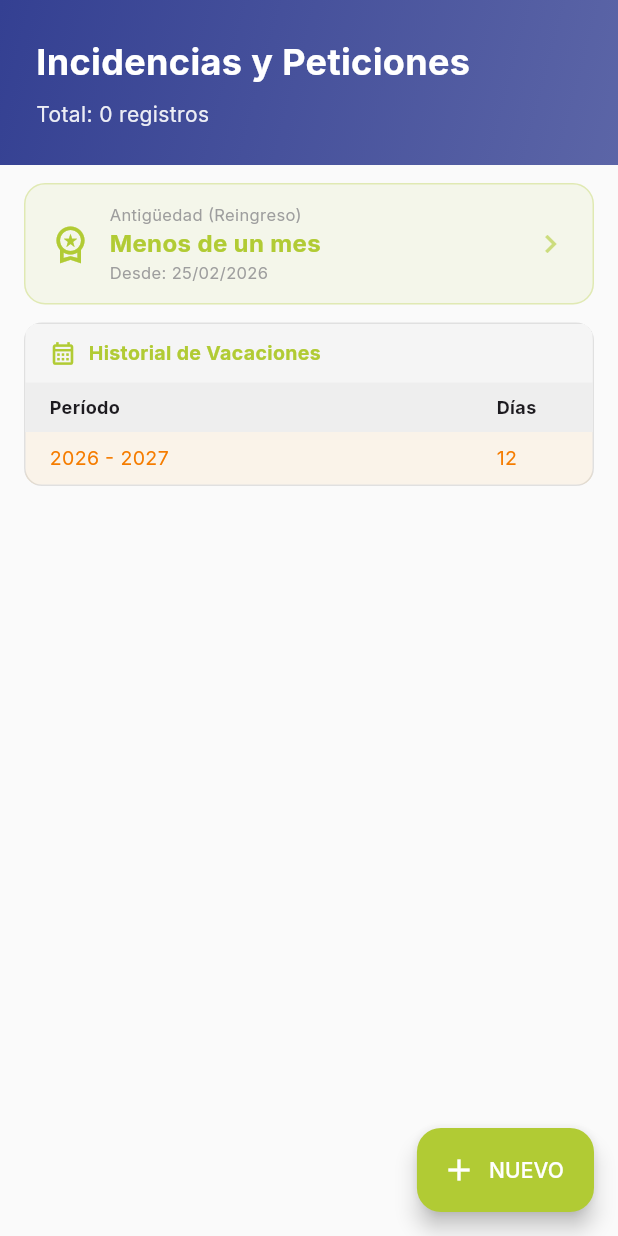
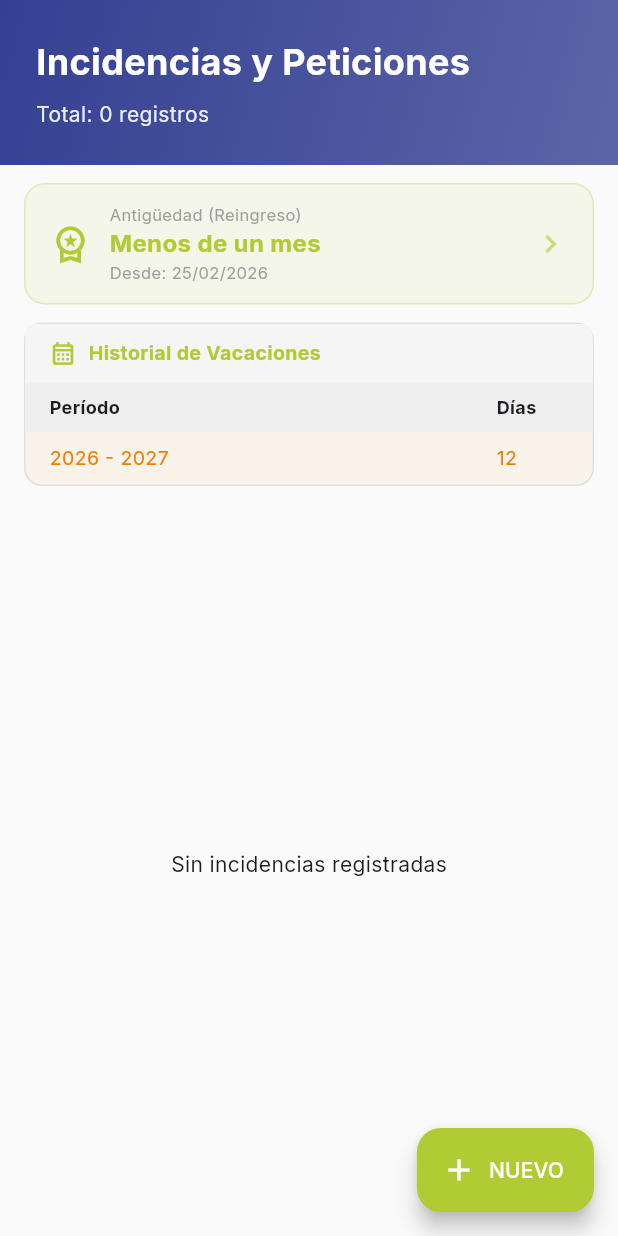
Before and after one commit to svangele/appsi, a Flutter app: the IncidenciasPage screen opened directly, on a phone screen of 412 x 824 dp. Run offline on Flutter 3.47's test engine with Material 3 defaults, Android fonts, the phone set to English and light mode, and no system bars; our stand-ins replace flutter_dotenv, google_fonts, image_picker, supabase_flutter; accounts and stored records are empty.

Commit message:
fix: replace Column+Expanded with CustomScrollView so seniority/history tables are scrollable

```diff
--- a/lib/incidencias_page.dart
+++ b/lib/incidencias_page.dart
@@ -607,21 +607,30 @@ class _IncidenciasPageState extends State<IncidenciasPage> {
         icon: const Icon(Icons.add),
         label: const Text('NUEVO'),
       ),
-      body: Column(
-        children: [
-          PageHeader(
+      body: CustomScrollView(
+        slivers: [
+          // Header
+          SliverToBoxAdapter(
+            child: PageHeader(
               title: 'Incidencias y Peticiones',
               subtitle: 'Total: ${_incidencias.length} registros',
             ),
-          _buildAntiguedadCard(),
-          _buildHistorialVacaciones(),
-          Expanded(
-            child: _isLoading
-              ? const Center(child: CircularProgressIndicator())
-              : ListView.separated(
+          ),
+          // Antigüedad
+          SliverToBoxAdapter(child: _buildAntiguedadCard()),
+          // Historial de vacaciones
+          SliverToBoxAdapter(child: _buildHistorialVacaciones()),
+          // Lista de incidencias
+          if (_isLoading)
+            const SliverFillRemaining(child: Center(child: CircularProgressIndicator()))
+          else if (_incidencias.isEmpty)
+            const SliverFillRemaining(child: Center(child: Text('Sin incidencias registradas')))
+          else
+            SliverPadding(
               padding: const EdgeInsets.all(16),
+              sliver: SliverList.separated(
+                separatorBuilder: (_, __) => const SizedBox(height: 12),
                 itemCount: _incidencias.length,
-                  separatorBuilder: (context, index) => const SizedBox(height: 12),
                 itemBuilder: (context, index) {
                   final inc = _incidencias[index];
                   return Card(
@@ -662,7 +671,6 @@ class _IncidenciasPageState extends State<IncidenciasPage> {
                                   _showIncidenciaForm(incidencia: inc);
                                 } else {
                                   await Supabase.instance.client.from('incidencias').update({'status': val}).eq('id', inc['id']);
-                                    // Notificar al usuario del cambio de estado
                                   await NotificationService.send(
                                     title: 'Tu incidencia fue $val',
                                     message: 'El estado de tu petición ha cambiado a $val.',
@@ -689,6 +697,7 @@ class _IncidenciasPageState extends State<IncidenciasPage> {
                 },
               ),
             ),
+          const SliverToBoxAdapter(child: SizedBox(height: 80)), // FAB clearance
         ],
       ),
     );
```
Lines whose indentation alone changed are shown as unchanged.
